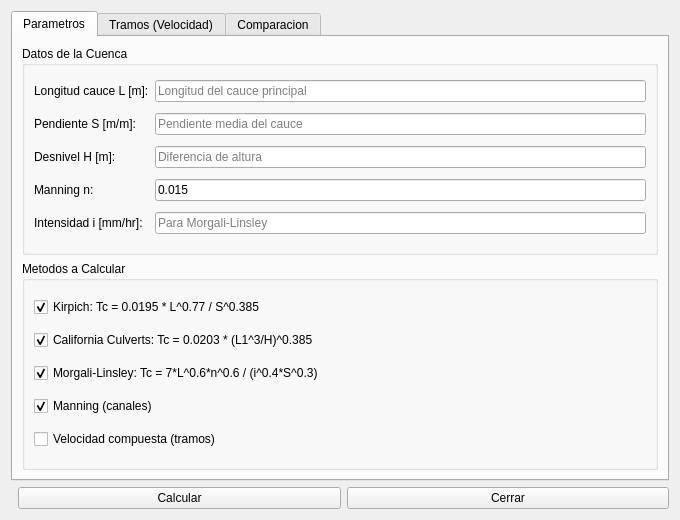
Above: core/ui/toolbars/mdu/mdu_time_of_concentration.ui from JoaquinAlvarado-py/giswater_qgis_plugin_CL before the change. Below: the same form after it.
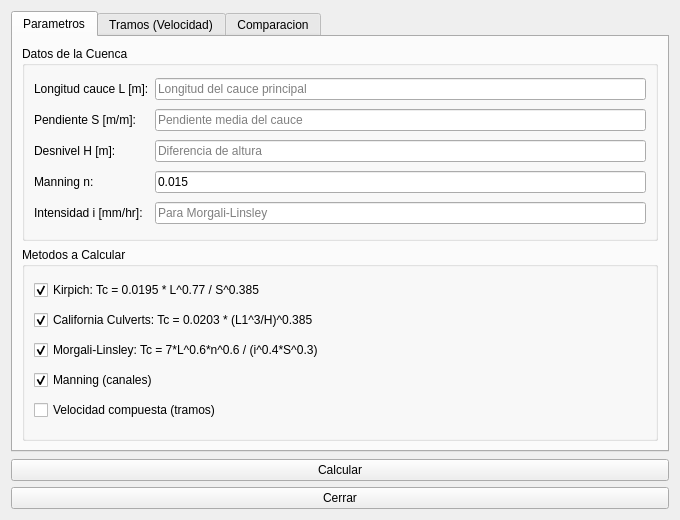
That is the form after the change.

Commit message:
fix: usar QGridLayout lyt_buttons en dialogos MDU
Corrige error 'no attribute lyt_buttons' al abrir dialogos.
Giswater requiere QGridLayout con nombre lyt_buttons para
agregar el boton de ayuda en los dialogos.

Patch:
```diff
--- a/core/ui/toolbars/mdu/mdu_time_of_concentration.ui
+++ b/core/ui/toolbars/mdu/mdu_time_of_concentration.ui
@@ -63,7 +63,7 @@
     </widget>
    </item>
    <item>
-    <layout class="QHBoxLayout" name="btn_layout">
+    <layout class="QGridLayout" name="lyt_buttons">
      <item><spacer name="spacer"><property name="orientation"><enum>Qt::Horizontal</enum></property></spacer></item>
      <item><widget class="QPushButton" name="btn_calculate"><property name="text"><string>Calcular</string></property></widget></item>
      <item><widget class="QPushButton" name="btn_close"><property name="text"><string>Cerrar</string></property></widget></item>
```
The commit also changes 6 other files.
